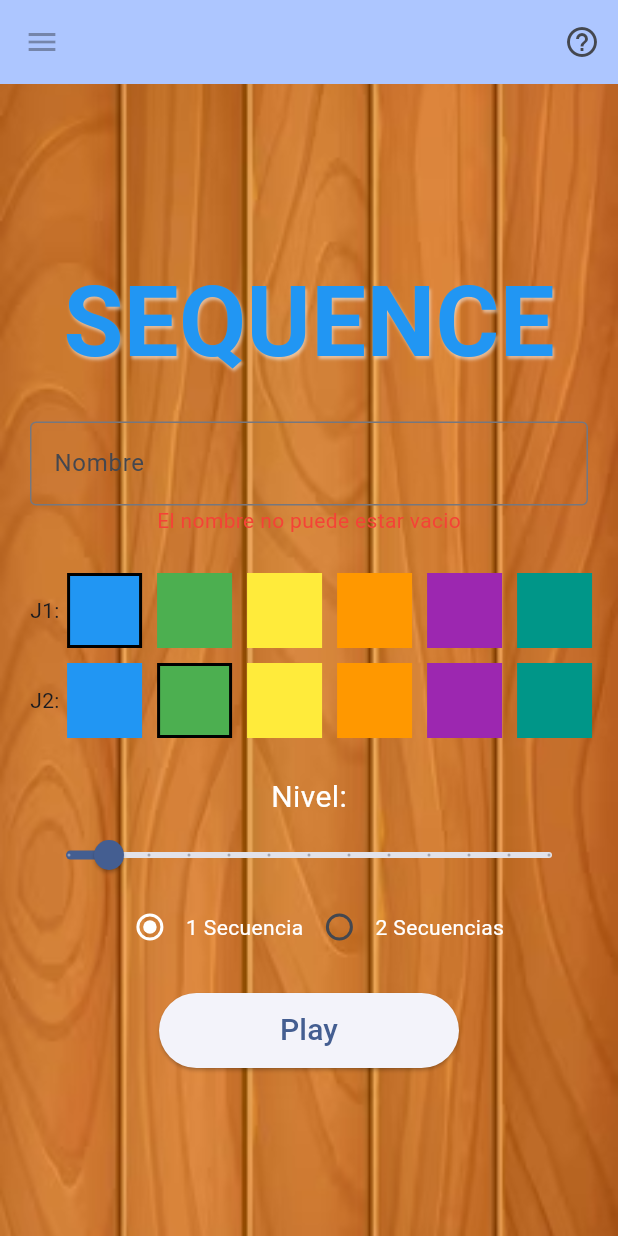
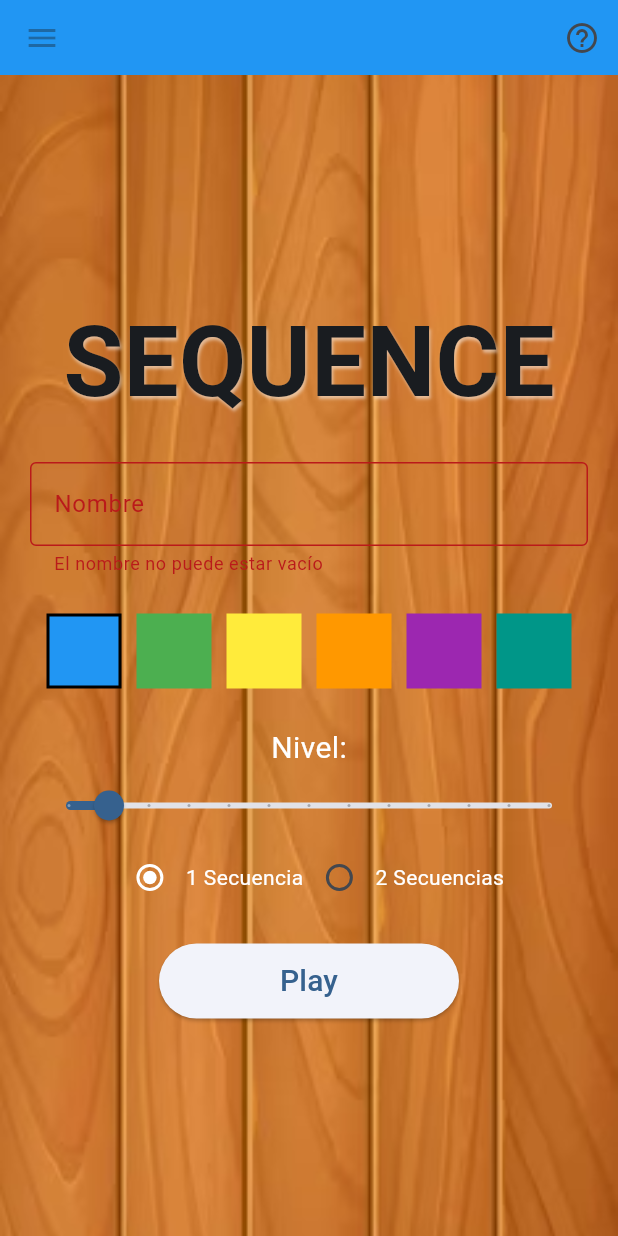
Before and after one commit to NicolasEdelman/Sequence, a Flutter app: the screen it shows after launch, after a tap on "Play", on a phone screen of 412 x 824 dp. Run offline on Flutter 3.47's test engine with Material 3 defaults, Android fonts, the phone set to English and light mode, and no system bars.

Commit message:
Colores niveles

```diff
--- a/lib/PaginaInicio.dart
+++ b/lib/PaginaInicio.dart
@@ -1,15 +1,15 @@
 import 'package:flutter/material.dart';
 import 'package:flutter/widgets.dart';
-import 'main.dart';
 
 class GeneratorPage extends StatefulWidget {
   final VoidCallback onStartGame;
   final Function(String) onNameChanged;
-  final Function(Color?, Color?) onColorChanged;
+  final Function(Color?) onColorChanged;
   final Function(int) onCantSequencesChanged;
   final Function(double) onLevelChanged;
+  final Color mainColor;
 
-  const GeneratorPage({Key? key, required this.onStartGame, required this.onNameChanged, required this.onColorChanged, required this.onCantSequencesChanged, required this.onLevelChanged}) : super(key: key);
+  const GeneratorPage({Key? key, required this.onStartGame, required this.onNameChanged, required this.onColorChanged, required this.onCantSequencesChanged, required this.onLevelChanged, required this.mainColor}) : super(key: key);
 
   @override
   State<GeneratorPage> createState() => _GeneratorPageState();
@@ -20,6 +20,7 @@ class _GeneratorPageState extends State<GeneratorPage> {
   int selectedSequence = 1;
   bool nombreVacio = false;
   double _currentSliderValue = 1;
+  Color? mainColor;
 
 
 
@@ -49,7 +50,7 @@ class _GeneratorPageState extends State<GeneratorPage> {
                   "SEQUENCE",
                   style: TextStyle(
                     fontSize: 65,
-                    color: Colors.blue,
+                    color: mainColor,
                     fontWeight: FontWeight.bold,
                     fontFamily: 'Roboto',
                     shadows: [
@@ -68,25 +69,28 @@ class _GeneratorPageState extends State<GeneratorPage> {
                     hintText: 'Ingrese su nombre',
                     labelText: 'Nombre',
                     border: OutlineInputBorder(),
+                    errorText: nombreVacio ? "El nombre no puede estar vacío" : null,
                   ),
                   onChanged: (value) {
                     widget.onNameChanged(value);
+                    setState(() {
+                      nombreVacio = value.isEmpty;
+                    });
                   },
                 ),
-                if (nombreVacio)
-                  Text(
-                    "El nombre no puede estar vacio",
-                    style: TextStyle(color: Colors.red),
-                  ),
                 SizedBox(height: 20),
                 ColorSelector(
-                  onColorsSelected: (Color? color1, Color? color2) {
-                    widget.onColorChanged(color1, color2);
+                  onColorsSelected: (Color? color1) {
+                    setState(() {
+                      mainColor = color1;
+                    });
+                    widget.onColorChanged(color1);
                   },
                 ),
                 SizedBox(height: 20),
                 Text("Nivel:", style: TextStyle(color: Colors.white, fontSize: 20)),
                 Slider(
+                  activeColor: mainColor,
                   value: _currentSliderValue,
                   max: 12,
                   divisions: 12,
@@ -131,19 +135,22 @@ class _GeneratorPageState extends State<GeneratorPage> {
                 ElevatedButton(
                   onPressed: () {
                     String name = _nameController.text.trim();
-
-                    if (name.isNotEmpty && _currentSliderValue.round() != 0) {
-                      widget.onStartGame();
-                    } else {
+                    if(name.isEmpty){
                       setState(() {
                         nombreVacio = true;
                       });
+                    }
+                    else if(_currentSliderValue.round() == 0){
+                      panelReglas();
+                    }
+                    else{
+                      widget.onStartGame();
                     }
                   },
                   style: ElevatedButton.styleFrom(
                     minimumSize: Size(200, 50), // Establecer el tamaño del botón
                   ),
-                  child: const Text("Play", style: TextStyle(fontSize: 20),),
+                  child: Text("Play", style: TextStyle(fontSize: 20, color: mainColor),),
                 ),
               ],
             ),
@@ -152,12 +159,48 @@ class _GeneratorPageState extends State<GeneratorPage> {
       ),
     );
   }
+  void panelReglas(){
+    showDialog(
+      context: context,
+      builder: (BuildContext context) {
+        return AlertDialog(
+          content: SingleChildScrollView(
+            child: Dialog.fullscreen(
+              child: Column(
+                mainAxisSize: MainAxisSize.min,
+                mainAxisAlignment: MainAxisAlignment.center,
+                children: [
+                  Image.asset("assets/images/Reglas.png"),
+                ],
+              ),
+            ),
+          ),
+          actions: <Widget>[
+            Container(
+              height: 40,
+              child: Row(
+                mainAxisAlignment: MainAxisAlignment.center,
+                children: [
+                  TextButton(
+                    onPressed: () {
+                      Navigator.of(context).pop(); // Cierra el cuadro de diálogo
+                    },
+                    child: Text('Entendido'),
+                  ),
+                ],
+              ),
+            ),
+          ],
+        );
+      },
+    );
+  }
 }
 
 
 
 class ColorSelector extends StatefulWidget {
-  final Function(Color?, Color?) onColorsSelected;
+  final Function(Color?) onColorsSelected;
   ColorSelector({required this.onColorsSelected});
 
   @override
@@ -175,7 +218,6 @@ class _ColorSelectorState extends State<ColorSelector> {
   ];
 
   Color? J1selectedColor = Colors.blue;
-  Color? J2selectedColor = Colors.green;
 
   @override
   Widget build(BuildContext context) {
@@ -186,13 +228,12 @@ class _ColorSelectorState extends State<ColorSelector> {
               Row(
                 mainAxisAlignment: MainAxisAlignment.center,
                 children: [
-                  Text("J1:"),
                   for (Color color in colors)
                     GestureDetector(
                       onTap: () {
                         setState(() {
                           J1selectedColor = color;
-                          widget.onColorsSelected(J1selectedColor, J2selectedColor);
+                          widget.onColorsSelected(J1selectedColor);
                         });
                       },
                       child: Container(
@@ -210,34 +251,6 @@ class _ColorSelectorState extends State<ColorSelector> {
                     ),
                 ],
               ),
-              Row(
-                mainAxisAlignment: MainAxisAlignment.center,
-                children: [
-                  Text("J2:"),
-                  for (Color color in colors)
-                    GestureDetector(
-                      onTap: () {
-                        setState(() {
-                          J2selectedColor = color;
-                          widget.onColorsSelected(J1selectedColor, J2selectedColor);
-                        });
-                      },
-                      child: Container(
-                        width: 50,
-                        height: 50,
-                        margin: EdgeInsets.all(5),
-                        decoration: BoxDecoration(
-                          color: color,
-                          border: Border.all(
-                            color: J2selectedColor == color ? Colors.black : Colors.transparent,
-                            width: 2.0,
-                          ),
-                        ),
-                      ),
-                    ),
-                ],
-              ),
-
             ]
         )
     );
--- a/lib/main.dart
+++ b/lib/main.dart
@@ -27,7 +27,7 @@ class MyApp extends StatelessWidget {
       title: 'Flutter Demo',
       theme: ThemeData(
 
-        colorScheme: ColorScheme.fromSeed(seedColor: Colors.blueAccent),
+        colorScheme: ColorScheme.fromSeed(seedColor: Colors.blue),
         useMaterial3: true,
       ),
       home: const MyHomePage(title: "", subtitle: 'Hola verano',),
@@ -38,7 +38,6 @@ class MyApp extends StatelessWidget {
 
 class MyAppState extends ChangeNotifier{
   Color? J1selectedColor;
-  Color? J2selectedColor;
   int selectedSequence = 1;
   String name = '';
   double? nivel = 1;
@@ -64,11 +63,11 @@ class _MyHomePageState extends State<MyHomePage> {
   var selectedIndex = 0;
   bool isPlaying = false;
   Color? J1selectedColor = Colors.blue;
-  Color? J2selectedColor = Colors.green;
   int selectedSequence = 1;
   String name = '';
   double nivel = 1;
   MyAppState? appState;
+  int ultimoNivelDesbloqueado = 1;
 
   @override
   void initState(){
@@ -81,10 +80,9 @@ class _MyHomePageState extends State<MyHomePage> {
       name = newName;
     });
   }
-  void handleColorChanged(Color? color1, Color? color2){
+  void handleColorChanged(Color? color1){
     setState(() {
       J1selectedColor = color1;
-      J2selectedColor = color2;
     });
   }
   void handleCantSequencesChanged(int cant){
@@ -105,6 +103,7 @@ class _MyHomePageState extends State<MyHomePage> {
   void handleSiguienteNivel(int siguienteNiv){
     setState(() {
       nivel = siguienteNiv.toDouble();
+      if(siguienteNiv > ultimoNivelDesbloqueado) ultimoNivelDesbloqueado++;
       startGame();
     });
   }
@@ -188,7 +187,6 @@ class _MyHomePageState extends State<MyHomePage> {
         );
       },
     );
-
   }
 
   @override
@@ -204,13 +202,14 @@ class _MyHomePageState extends State<MyHomePage> {
           onColorChanged: handleColorChanged,
           onCantSequencesChanged: handleCantSequencesChanged,
           onLevelChanged: handleLevelChanged,
+          mainColor: J1selectedColor!,
         );
         break;
       case 1:
         titlebar = "${name} - Nivel ${nivel.toInt()}";
         page = TableroPage(
           J1selectedColor: J1selectedColor,
-          J2selectedColor: J2selectedColor,
+          J2selectedColor: Colors.white,
           selectedSequence: selectedSequence,
           name: name,
           level: nivel,
@@ -223,6 +222,7 @@ class _MyHomePageState extends State<MyHomePage> {
         page = SplashScreen(
           nivel: nivel.toInt(),
           cantidadSequencias: selectedSequence,
+          j1Color: J1selectedColor,
         );
       default:
         throw UnimplementedError('No widget for $selectedIndex');
@@ -250,7 +250,9 @@ class _MyHomePageState extends State<MyHomePage> {
             onPressed: panelReglas,
           ),
         ],
-        backgroundColor: Theme.of(context).colorScheme.inversePrimary,
+        //backgroundColor: Theme.of(context).colorScheme.inversePrimary,
+        backgroundColor: J1selectedColor,
+        toolbarHeight: 50,
       ),
       body: Column(
         children: [
@@ -259,5 +261,4 @@ class _MyHomePageState extends State<MyHomePage> {
         ),
     );
   }
-
 }
```
Also changed, not shown: lib/Oponente.dart (+24 -1 lines), lib/SplashScreenCargaNivel.dart (+6 -4 lines), lib/Tablero.dart (+4 -3 lines).
